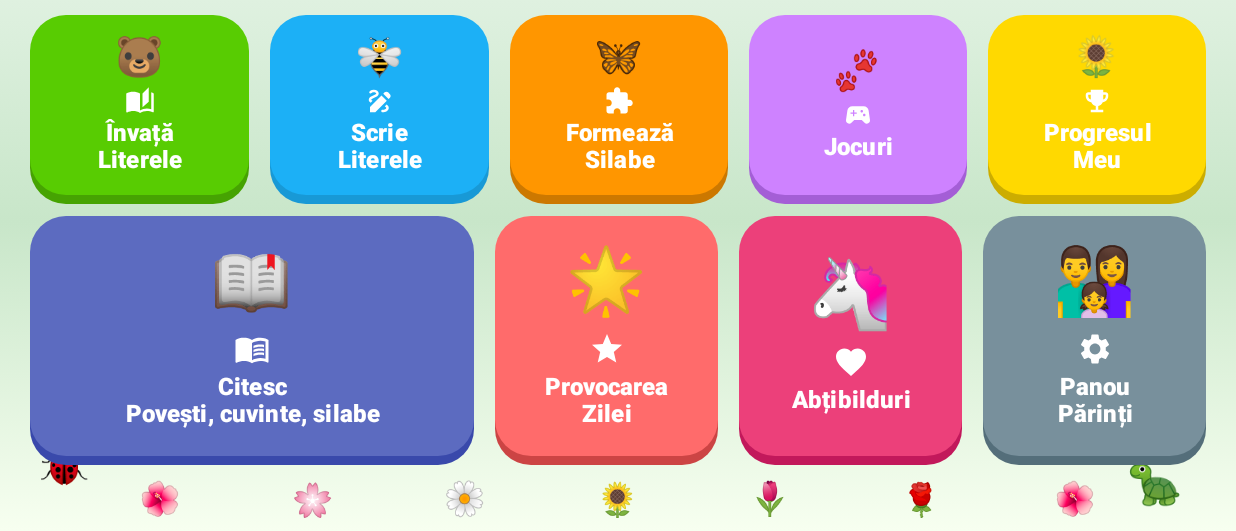
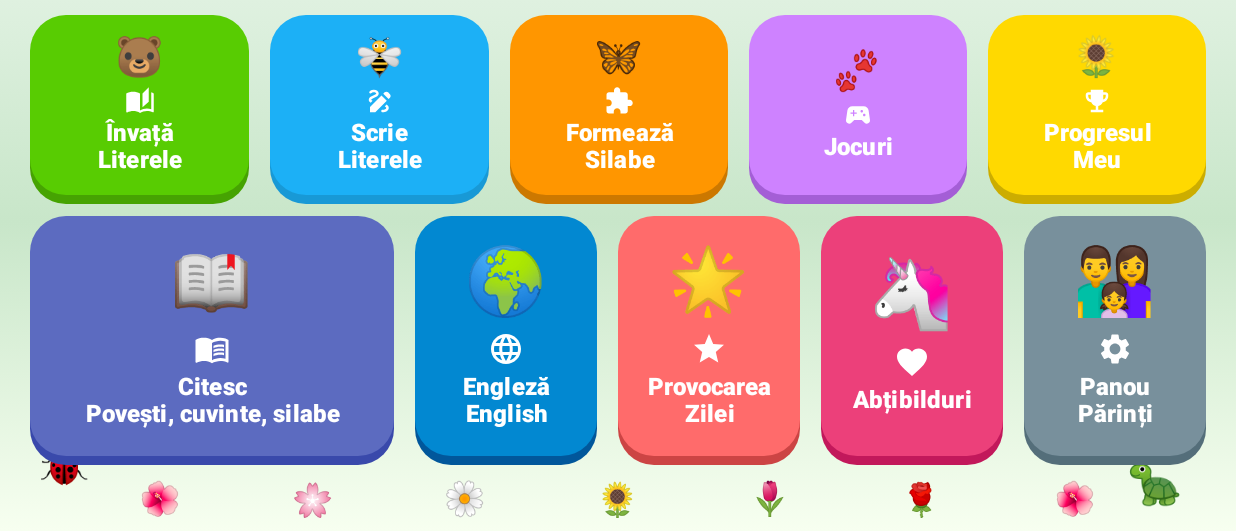
Before and after one commit to danvaly/alfabetul-magic, an Android app built with Jetpack Compose: the screen it shows after launch (MainActivity), on a phone screen of 824 x 412 dp (held sideways), the part 87-618 px from its top. Run offline under Robolectric (Android 15) with nearby library versions, the phone set to English and light mode, and no system bars; our stand-ins replace Room's generated code.

Commit message:
Add English section: word categories, flash cards and quiz
Includes in-progress classic/holiday story work that compiles.

Co-Authored-By: Claude Fable 5.2 <noreply@anthropic.com>
Claude-Session: https://claude.ai/code/session_01G53z5Y8jPWh1a32Ndqjq9Q

```diff
--- a/app/src/main/java/com/danvaly/alfabet/navigation/NavGraph.kt
+++ b/app/src/main/java/com/danvaly/alfabet/navigation/NavGraph.kt
@@ -32,6 +32,7 @@ fun AlfabetNavGraph(
                 onNavigateToParentDashboard = { navController.navigate(Screen.ParentDashboard.route) },
                 onNavigateToReading = { navController.navigate(Screen.ReadingHub.route) },
                 onNavigateToStickers = { navController.navigate(Screen.StickerAlbum.route) },
+                onNavigateToEnglish = { navController.navigate(Screen.EnglishHub.route) },
                 onProfileSelected = onProfileSelected,
                 soundManager = soundManager
             )
--- a/app/src/main/java/com/danvaly/alfabet/ui/screens/EnglishHubScreen.kt
+++ b/app/src/main/java/com/danvaly/alfabet/ui/screens/EnglishHubScreen.kt
@@ -252,7 +252,9 @@ internal fun EnglishStepLabel(text: String, modifier: Modifier = Modifier) {
         text = text,
         color = EnglishInk,
         fontWeight = FontWeight.ExtraBold,
-        fontSize = 18.sp,
+        fontSize = 17.sp,
+        lineHeight = 21.sp,
+        textAlign = TextAlign.Center,
         modifier = modifier
             .clip(RoundedCornerShape(14.dp))
             .background(EnglishInk.copy(alpha = 0.1f))
--- a/app/src/main/java/com/danvaly/alfabet/ui/screens/EnglishLearnScreen.kt
+++ b/app/src/main/java/com/danvaly/alfabet/ui/screens/EnglishLearnScreen.kt
@@ -149,8 +149,7 @@ fun EnglishLearnScreen(
                         .fillMaxHeight()
                         .clickable { soundManager.speakEnglish(word.en) },
                     shape = RoundedCornerShape(28.dp),
-                    colors = CardDefaults.cardColors(containerColor = SurfaceWhite),
-                    elevation = CardDefaults.cardElevation(4.dp)
+                    colors = CardDefaults.cardColors(containerColor = SurfaceWhite)
                 ) {
                     Box(modifier = Modifier.fillMaxSize(), contentAlignment = Alignment.Center) {
                         Column(
--- a/app/src/main/java/com/danvaly/alfabet/ui/screens/HomeScreen.kt
+++ b/app/src/main/java/com/danvaly/alfabet/ui/screens/HomeScreen.kt
@@ -34,6 +34,7 @@ import androidx.compose.material.icons.Icons
 import androidx.compose.material.icons.automirrored.filled.MenuBook
 import androidx.compose.material.icons.filled.AutoStories
 import androidx.compose.material.icons.filled.Favorite
+import androidx.compose.material.icons.filled.Language
 import androidx.compose.material.icons.filled.Draw
 import androidx.compose.material.icons.filled.EmojiEvents
 import androidx.compose.material.icons.filled.Extension
@@ -90,6 +91,7 @@ fun HomeScreen(
     onNavigateToParentDashboard: () -> Unit,
     onNavigateToReading: () -> Unit,
     onNavigateToStickers: () -> Unit,
+    onNavigateToEnglish: () -> Unit,
     onProfileSelected: (String) -> Unit,
     soundManager: SoundManager
 ) {
@@ -325,6 +327,16 @@ fun HomeScreen(
                     shadowColor = Color(0xFF3949AB),
                     onClick = onNavigateToReading,
                     modifier = Modifier.weight(2f),
+                    cardHeight = 160
+                )
+                GameModeCard(
+                    title = "Engleză\nEnglish",
+                    emoji = "🌍",
+                    icon = Icons.Filled.Language,
+                    backgroundColor = Color(0xFF0288D1),
+                    shadowColor = Color(0xFF01579B),
+                    onClick = onNavigateToEnglish,
+                    modifier = Modifier.weight(1f),
                     cardHeight = 160
                 )
                 GameModeCard(
```
Also changed, not shown: app/src/main/java/com/danvaly/alfabet/ui/screens/EnglishQuizScreen.kt (+4 -3 lines), 1 other file.
